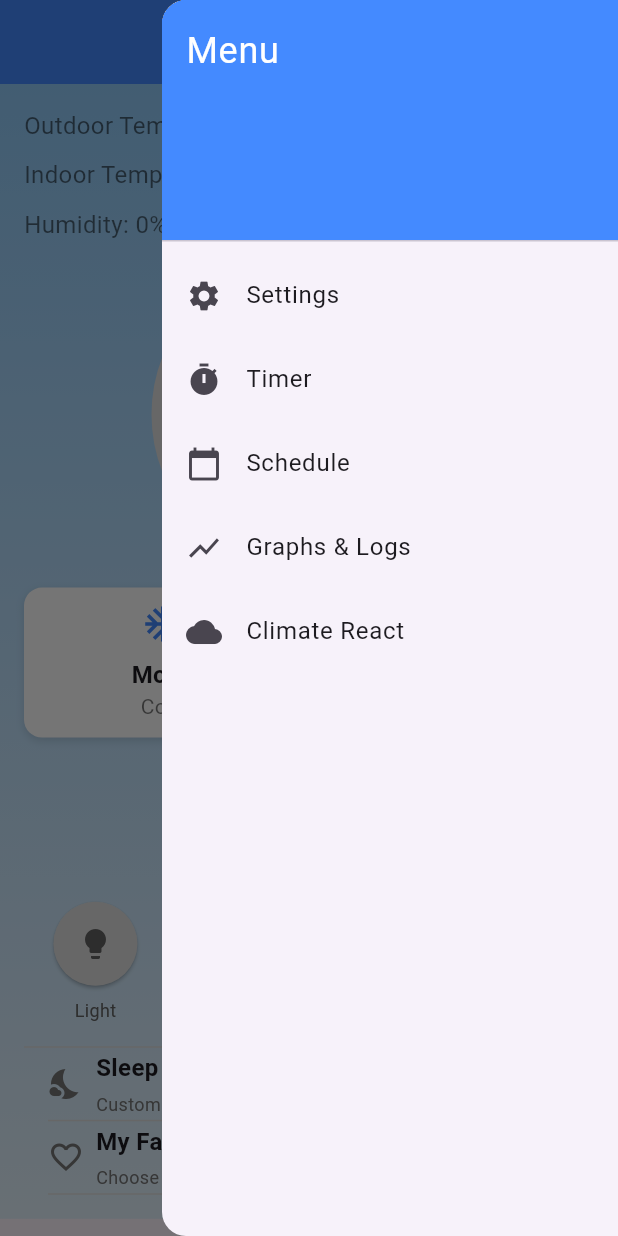
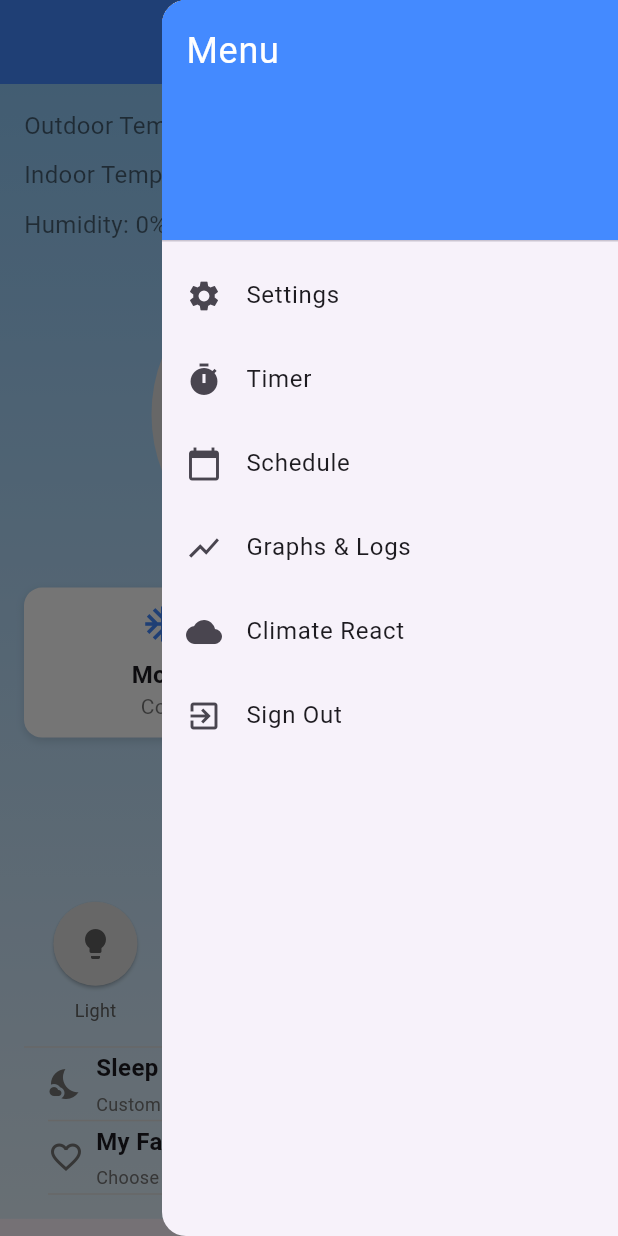
Before and after one commit to DavidNis/IOT_Project, a Flutter app: the SmartACControl screen opened directly, in the side drawer, after a tap on "Power", on a phone screen of 412 x 824 dp. Run offline on Flutter 3.47's test engine with Material 3 defaults, Android fonts, the phone set to English and light mode, and no system bars; our stand-ins replace firebase_auth, firebase_core, firebase_database, fl_chart, geolocator; accounts and stored records are empty.

Commit message:
Update smart_ac_control.dart

```diff
--- a/App/lib/Screens/smart_ac_control.dart
+++ b/App/lib/Screens/smart_ac_control.dart
@@ -1,5 +1,7 @@
+import 'dart:async';
 import 'package:flutter/material.dart';
 import 'package:firebase_database/firebase_database.dart';
+import 'package:firebase_auth/firebase_auth.dart';
 import '../Services/weather_service.dart';
 import '../widgets/temperature_control.dart';
 import '../widgets/feature_card.dart';
@@ -10,6 +12,7 @@ import '../Screens/schedule_screen.dart';
 import '../Screens/timer_screen.dart';
 import '../Screens/climate_react_screen.dart';
 import '../Screens/setting_screen.dart';
+import '../Screens/login_screen.dart';
 
 class SmartACControl extends StatefulWidget {
   @override
@@ -17,15 +20,16 @@ class SmartACControl extends StatefulWidget {
 }
 
 class _SmartACControlState extends State<SmartACControl> {
+  final List<TemperatureReading> _temperatureLog = [];
   final GlobalKey<ScaffoldState> _scaffoldKey = GlobalKey<ScaffoldState>();
 
-  double temperature = 24; // AC set temperature
+  double temperature = 24;       // AC set temperature
   double outdoorTemperature = 0; // Outdoor temperature fetched from API
-  double indoorTemperature = 0; // Indoor temperature from Firebase
-  double humidity = 0; // Indoor humidity from Firebase
+  double indoorTemperature = 0;  // Indoor temperature from Firebase
+  double humidity = 0;           // Indoor humidity from Firebase
   double ledBrightness = 50;
-  String mode = "Cool"; // Default mode
-  String fanSpeed = "Low"; // Default fan speed
+  String mode = "Cool";          // Default mode
+  String fanSpeed = "Low";       // Default fan speed
   bool sleepCurve = false;
   bool myFavorite = false;
   bool isPowerOn = true;
@@ -43,7 +47,10 @@ class _SmartACControlState extends State<SmartACControl> {
   String newFanSpeed = "Low";
   double newTemperature = 24;
 
+  // A list of Map entries, each containing a DateTime and temperature
   List<Map<String, dynamic>> temperatureLog = [];
+
+  Timer? _pollingTimer; // Timer to poll the set temperature from Firebase
 
   @override
   void initState() {
@@ -52,8 +59,21 @@ class _SmartACControlState extends State<SmartACControl> {
     fetchIndoorData();
     initializeTemperatureLog();
     _monitorMotionSensor();
+
+    // Start polling the user’s set temperature every 5 seconds
+    _pollingTimer = Timer.periodic(const Duration(seconds: 5), (_) {
+      _fetchSetTemperatureFromFirebase();
+    });
   }
 
+  @override
+  void dispose() {
+    // Cancel the timer when this widget is disposed
+    _pollingTimer?.cancel();
+    super.dispose();
+  }
+
+  // Fetch the current outdoor temperature from Weather API
   Future<void> fetchCurrentTemperature() async {
     double? temp = await WeatherService().getCurrentTemperature();
     if (temp != null) {
@@ -63,6 +83,7 @@ class _SmartACControlState extends State<SmartACControl> {
     }
   }
 
+  // Continuously listen for indoor temp & humidity from Firebase (DHT sensor)
   Future<void> fetchIndoorData() async {
     try {
       final DatabaseReference databaseRef = FirebaseDatabase.instance.ref();
@@ -70,7 +91,8 @@ class _SmartACControlState extends State<SmartACControl> {
       databaseRef.child("DHT/temperature").onValue.listen((event) {
         if (event.snapshot.exists) {
           setState(() {
-            indoorTemperature = double.tryParse(event.snapshot.value.toString()) ?? 0.0;
+            indoorTemperature =
+                double.tryParse(event.snapshot.value.toString()) ?? 0.0;
           });
         } else {
           print("Temperature data not found in the database.");
@@ -80,7 +102,8 @@ class _SmartACControlState extends State<SmartACControl> {
       databaseRef.child("DHT/humidity").onValue.listen((event) {
         if (event.snapshot.exists) {
           setState(() {
-            humidity = double.tryParse(event.snapshot.value.toString()) ?? 0.0;
+            humidity =
+                double.tryParse(event.snapshot.value.toString()) ?? 0.0;
           });
         } else {
           print("Humidity data not found in the database.");
@@ -91,29 +114,68 @@ class _SmartACControlState extends State<SmartACControl> {
     }
   }
 
+  // Initialize the log with some example data
   void initializeTemperatureLog() {
     temperatureLog.add({
-      'time': DateTime.now().subtract(Duration(hours: 1)),
-      'temperature': 23.5
+      'time': DateTime.now().subtract(const Duration(hours: 1)),
+      'temperature': 23.5,
     });
     temperatureLog.add({
       'time': DateTime.now(),
-      'temperature': 24.0
+      'temperature': 24.0,
     });
   }
 
+  // get the user’s set temperature from firebase under`transmitter/temp/value`
+  // and add it to `temperatureLog` every 5 seconds.
+  Future<void> _fetchSetTemperatureFromFirebase() async {
+    try {
+      final ref = FirebaseDatabase.instance.ref('transmitter/temp/value');
+      final snapshot = await ref.get();
+
+      if (snapshot.exists) {
+        final dataStr = snapshot.value.toString(); // e.g. "23.0"
+        final parsed = double.tryParse(dataStr);
+
+        if (parsed != null) {
+          setState(() {
+            // add new reading
+            _temperatureLog.add(
+              TemperatureReading(timestamp: DateTime.now(), value: parsed),
+            );
+
+            // if we have more than 60 items (for 5 min at 5-second intervals),
+            // remove the oldest item.
+            if (_temperatureLog.length > 60) {
+              _temperatureLog.removeAt(0);
+            }
+          });
+        }
+      }
+    } catch (e) {
+      debugPrint('Error fetching temperature: $e');
+    }
+  }
+
+  // Toggle the AC power on/off (IR code) via Firebase
   void _togglePower() async {
     setState(() {
       isPowerOn = !isPowerOn;
-      isManualOverride = true; // Set manual override to true when toggling power manually
+      isManualOverride = true;
     });
 
-    String hexCode = isPowerOn ? "F7C03F" : "F740BF"; // IR codes for power on/off
-    String hexValue = isPowerOn ? "On" : "Off"; // IR codes for power on/off
+    String hexCode = isPowerOn ? "F7C03F" : "F740BF";
+    String hexValue = isPowerOn ? "On" : "Off";
 
     try {
-      await FirebaseDatabase.instance.ref().child('transmitter/onOff/code').set(hexCode);
-      await FirebaseDatabase.instance.ref().child('transmitter/onOff/value').set(hexValue);
+      await FirebaseDatabase.instance
+          .ref()
+          .child('transmitter/onOff/code')
+          .set(hexCode);
+      await FirebaseDatabase.instance
+          .ref()
+          .child('transmitter/onOff/value')
+          .set(hexValue);
 
       print("Power command enqueued and value set: $hexCode");
     } catch (e) {
@@ -121,44 +183,68 @@ class _SmartACControlState extends State<SmartACControl> {
     }
   }
 
+  // Switch between Cool/Heat mode
   void _changeMode(String newMode) {
     setState(() {
       this.newMode = newMode;
     });
   }
 
+  // Switch fan speed between Low/High
   void _changeFanSpeed(String newFanSpeed) {
     setState(() {
       this.newFanSpeed = newFanSpeed;
     });
   }
 
-
+  // Change the user’s set temperature in Firebase + local state
   void _changeTemperature(double newTemperature) async {
     setState(() {
       this.newTemperature = newTemperature; // Update local state
     });
 
     // Generate the temperature hex code
-    String temperatureHexValue = "F7A" + newTemperature.toInt().toRadixString(16).toUpperCase();
+    String temperatureHexValue =
+        "F7A" + newTemperature.toInt().toRadixString(16).toUpperCase();
 
     try {
       // Update the Firebase nodes
-      await FirebaseDatabase.instance.ref().child('transmitter/temp/code').set(temperatureHexValue);
-      await FirebaseDatabase.instance.ref().child('transmitter/temp/value').set(newTemperature.toString());
+      await FirebaseDatabase.instance
+          .ref()
+          .child('transmitter/temp/code')
+          .set(temperatureHexValue);
+      await FirebaseDatabase.instance
+          .ref()
+          .child('transmitter/temp/value')
+          .set(newTemperature.toString());
     } catch (e) {
-      // Handle potential errors (e.g., Firebase write issues)
       print("Failed to update Firebase: $e");
     }
   }
 
+    void _signOut() async {
+    try {
+      await FirebaseAuth.instance.signOut(); // Sign out from Firebase
+      Navigator.pushReplacement(
+        context,
+        MaterialPageRoute(builder: (context) => LoginScreen()), // Go to LoginScreen
+      );
+    } catch (e) {
+      ScaffoldMessenger.of(context).showSnackBar(
+        SnackBar(content: Text('Error signing out: $e')),
+      );
+    }
+  }
+
+  /// Monitor the motion sensor to automatically turn off AC if no motion
   void _monitorMotionSensor() {
-    final DatabaseReference motionSensorRef = FirebaseDatabase.instance.ref().child('motionSensor/value');
+    final DatabaseReference motionSensorRef =
+        FirebaseDatabase.instance.ref().child('motionSensor/value');
     motionSensorRef.onValue.listen((event) {
       if (event.snapshot.value == 0) {
         if (!isMonitoring) {
           isMonitoring = true;
-          Future.delayed(Duration(seconds: 6), () {
+          Future.delayed(const Duration(seconds: 6), () {
             if (isMonitoring && !isManualOverride) {
               _turnOffAC();
             }
@@ -166,15 +252,22 @@ class _SmartACControlState extends State<SmartACControl> {
         }
       } else {
         isMonitoring = false;
-        isManualOverride = false; // Reset manual override when motion is detected
+        isManualOverride = false;
       }
     });
   }
 
+  /// Turn off AC via IR command
   Future<void> _turnOffAC() async {
     try {
-      await FirebaseDatabase.instance.ref().child('transmitter/onOff/code').set('F740BF'); // Directly set the value
-      await FirebaseDatabase.instance.ref().child('transmitter/onOff/value').set('Off'); // Directly set the value
+      await FirebaseDatabase.instance
+          .ref()
+          .child('transmitter/onOff/code')
+          .set('F740BF');
+      await FirebaseDatabase.instance
+          .ref()
+          .child('transmitter/onOff/value')
+          .set('Off');
 
       setState(() {
         isPowerOn = false;
@@ -185,23 +278,38 @@ class _SmartACControlState extends State<SmartACControl> {
     }
   }
 
+  /// Apply the current newMode, newFanSpeed, and newTemperature to Firebase
   Future<void> _applyChanges() async {
     try {
       // Update mode
       String modeHexValue = newMode == "Cool" ? "F7609F" : "F720DF";
-      await FirebaseDatabase.instance.ref().child('transmitter/mode/code').set(modeHexValue);
-      await FirebaseDatabase.instance.ref().child('transmitter/mode/value').set(newMode);
+      await FirebaseDatabase.instance
+          .ref()
+          .child('transmitter/mode/code')
+          .set(modeHexValue);
+      await FirebaseDatabase.instance
+          .ref()
+          .child('transmitter/mode/value')
+          .set(newMode);
 
       // Update fan speed
       String fanSpeedHexValue = newFanSpeed == "Low" ? "F728D7" : "F76897";
-      await FirebaseDatabase.instance.ref().child('transmitter/fanSpeed/code').set(fanSpeedHexValue);
-      await FirebaseDatabase.instance.ref().child('transmitter/fanSpeed/value').set(newFanSpeed);
+      await FirebaseDatabase.instance
+          .ref()
+          .child('transmitter/fanSpeed/code')
+          .set(fanSpeedHexValue);
+      await FirebaseDatabase.instance
+          .ref()
+          .child('transmitter/fanSpeed/value')
+          .set(newFanSpeed);
 
       // Update temperature
-      String temperatureHexValue = "F7A" + (newTemperature.toInt()).toRadixString(16).toUpperCase();
-      await FirebaseDatabase.instance.ref().child('transmitter/temp/code').set(temperatureHexValue);
-
-
+      String temperatureHexValue =
+          "F7A" + newTemperature.toInt().toRadixString(16).toUpperCase();
+      await FirebaseDatabase.instance
+          .ref()
+          .child('transmitter/temp/code')
+          .set(temperatureHexValue);
 
       // Apply changes to the main variables
       setState(() {
@@ -210,7 +318,8 @@ class _SmartACControlState extends State<SmartACControl> {
         temperature = newTemperature;
       });
 
-      print("Changes applied: Mode: $newMode, Fan Speed: $newFanSpeed, Temperature: $newTemperature");
+      //print(
+          //"Changes applied: Mode: $newMode, Fan Speed: $newFanSpeed, Temperature: $newTemperature");
     } catch (e) {
       print("Failed to apply changes: $e");
     }
@@ -221,12 +330,12 @@ class _SmartACControlState extends State<SmartACControl> {
     return Scaffold(
       key: _scaffoldKey,
       appBar: AppBar(
-        title: Text("Bedroom AC"),
+        title: const Text("Bedroom AC"),
         centerTitle: true,
         backgroundColor: Colors.blueAccent,
         actions: [
           IconButton(
-            icon: Icon(Icons.menu),
+            icon: const Icon(Icons.menu),
             onPressed: () {
               _scaffoldKey.currentState?.openEndDrawer();
             },
@@ -237,7 +346,7 @@ class _SmartACControlState extends State<SmartACControl> {
         child: ListView(
           padding: EdgeInsets.zero,
           children: [
-            DrawerHeader(
+            const DrawerHeader(
               decoration: BoxDecoration(
                 color: Colors.blueAccent,
               ),
@@ -250,8 +359,8 @@ class _SmartACControlState extends State<SmartACControl> {
               ),
             ),
             ListTile(
-              leading: Icon(Icons.settings),
-              title: Text('Settings'),
+              leading: const Icon(Icons.settings),
+              title: const Text('Settings'),
               onTap: () {
                 Navigator.pop(context); // Close the drawer
                 Navigator.push(
@@ -261,8 +370,8 @@ class _SmartACControlState extends State<SmartACControl> {
               },
             ),
             ListTile(
-              leading: Icon(Icons.timer),
-              title: Text('Timer'),
+              leading: const Icon(Icons.timer),
+              title: const Text('Timer'),
               onTap: () {
                 Navigator.pop(context);
                 Navigator.push(
@@ -277,8 +386,8 @@ class _SmartACControlState extends State<SmartACControl> {
               },
             ),
             ListTile(
-              leading: Icon(Icons.calendar_today),
-              title: Text('Schedule'),
+              leading: const Icon(Icons.calendar_today),
+              title: const Text('Schedule'),
               onTap: () {
                 Navigator.pop(context);
                 Navigator.push(
@@ -288,24 +397,23 @@ class _SmartACControlState extends State<SmartACControl> {
               },
             ),
             ListTile(
-              leading: Icon(Icons.show_chart),
-              title: Text('Graphs & Logs'),
+              leading: const Icon(Icons.show_chart),
+              title: const Text('Graphs & Logs'),
               onTap: () {
                 Navigator.pop(context);
                 Navigator.push(
                   context,
                   MaterialPageRoute(
                     builder: (context) => GraphsAndLogsScreen(
-                    initialTemperature: temperature,
-                    temperatureNotifier: ValueNotifier<double>(newTemperature),
+                      temperatureLog: _temperatureLog,
                     ),
                   ),
                 );
               },
             ),
             ListTile(
-              leading: Icon(Icons.cloud),
-              title: Text('Climate React'),
+              leading: const Icon(Icons.cloud),
+              title: const Text('Climate React'),
               onTap: () {
                 Navigator.pop(context);
                 Navigator.push(
@@ -314,6 +422,11 @@ class _SmartACControlState extends State<SmartACControl> {
                 );
               },
             ),
+            ListTile(
+              leading: const Icon(Icons.exit_to_app),
+              title: const Text('Sign Out'),
+              onTap: _signOut, // Sign out action
+            ),
           ],
         ),
       ),
@@ -321,9 +434,7 @@ class _SmartACControlState extends State<SmartACControl> {
         builder: (context, constraints) {
           return SingleChildScrollView(
             child: ConstrainedBox(
-              constraints: BoxConstraints(
-                minHeight: constraints.maxHeight,
-              ),
+              constraints: BoxConstraints(minHeight: constraints.maxHeight),
               child: IntrinsicHeight(
                 child: Column(
                   children: [
@@ -350,17 +461,20 @@ class _SmartACControlState extends State<SmartACControl> {
                                   children: [
                                     Text(
                                       "Outdoor Temperature: ${outdoorTemperature.toInt()}°C",
-                                      style: TextStyle(fontSize: 16, color: Colors.black54),
+                                      style: const TextStyle(
+                                          fontSize: 16, color: Colors.black54),
                                     ),
-                                    SizedBox(height: 10),
+                                    const SizedBox(height: 10),
                                     Text(
                                       "Indoor Temperature: ${indoorTemperature.toInt()}°C",
-                                      style: TextStyle(fontSize: 16, color: Colors.black54),
+                                      style: const TextStyle(
+                                          fontSize: 16, color: Colors.black54),
                                     ),
-                                    SizedBox(height: 10),
+                                    const SizedBox(height: 10),
                                     Text(
                                       "Humidity: ${humidity.toInt()}%",
-                                      style: TextStyle(fontSize: 16, color: Colors.black54),
+                                      style: const TextStyle(
+                                          fontSize: 16, color: Colors.black54),
                                     ),
                                   ],
                                 ),
@@ -372,7 +486,8 @@ class _SmartACControlState extends State<SmartACControl> {
                                         width: constraints.maxWidth * 0.15,
                                         height: constraints.maxWidth * 0.15,
                                         decoration: BoxDecoration(
-                                          color: isPowerOn ? Colors.blue : Colors.grey,
+                                          color:
+                                              isPowerOn ? Colors.blue : Colors.grey,
                                           shape: BoxShape.circle,
                                         ),
                                         child: Icon(
@@ -381,10 +496,11 @@ class _SmartACControlState extends State<SmartACControl> {
                                           size: constraints.maxWidth * 0.07,
                                         ),
                                       ),
-                                      SizedBox(height: 4),
-                                      Text(
+                                      const SizedBox(height: 4),
+                                      const Text(
                                         "Power",
-                                        style: TextStyle(fontSize: 12, color: Colors.black54),
+                                        style: TextStyle(
+                                            fontSize: 12, color: Colors.black54),
                                       ),
                                     ],
                                   ),
@@ -404,24 +520,26 @@ class _SmartACControlState extends State<SmartACControl> {
                               children: [
                                 Expanded(
                                   child: Container(
-                                    height: 100, // Adjust the height as needed
+                                    height: 100, // Adjust as needed
                                     child: FeatureCard(
                                       title: "Mode",
                                       value: newMode,
                                       icon: Icons.ac_unit,
-                                      onTap: () => _changeMode(newMode == "Cool" ? "Heat" : "Cool"),
+                                      onTap: () => _changeMode(
+                                          newMode == "Cool" ? "Heat" : "Cool"),
                                     ),
                                   ),
                                 ),
-                                SizedBox(width: 10), // Add some spacing between the cards
+                                const SizedBox(width: 10),
                                 Expanded(
                                   child: Container(
-                                    height: 100, // Adjust the height as needed
+                                    height: 100, // Adjust as needed
                                     child: FeatureCard(
                                       title: "Fan Speed",
                                       value: newFanSpeed,
                                       icon: Icons.air,
-                                      onTap: () => _changeFanSpeed(newFanSpeed == "Low" ? "High" : "Low"),
+                                      onTap: () => _changeFanSpeed(
+                                          newFanSpeed == "Low" ? "High" : "Low"),
                                     ),
                                   ),
                                 ),
@@ -431,10 +549,10 @@ class _SmartACControlState extends State<SmartACControl> {
                             ElevatedButton(
                               onPressed: _applyChanges,
                               style: ElevatedButton.styleFrom(
-                                backgroundColor: Colors.white, // Background color
-                                foregroundColor: Colors.black, // Text color
+                                backgroundColor: Colors.white,
+                                foregroundColor: Colors.black,
                               ),
-                              child: Text('Change'),
+                              child: const Text('Change'),
                             ),
                             SizedBox(height: constraints.maxHeight * 0.06),
                             Row(
@@ -466,7 +584,8 @@ class _SmartACControlState extends State<SmartACControl> {
                                   isActive: horizontalSwingActive,
                                   onPressed: () {
                                     setState(() {
-                                      horizontalSwingActive = !horizontalSwingActive;
+                                      horizontalSwingActive =
+                                          !horizontalSwingActive;
                                     });
                                   },
                                 ),
@@ -485,12 +604,14 @@ class _SmartACControlState extends State<SmartACControl> {
                             SizedBox(height: constraints.maxHeight * 0.02),
                             Divider(height: 1, color: Colors.grey[300]),
                             Padding(
-                              padding: const EdgeInsets.symmetric(horizontal: 16.0), // Add horizontal padding
+                              padding:
+                                  const EdgeInsets.symmetric(horizontal: 16.0),
                               child: Column(
                                 children: [
                                   ToggleRow(
                                     label: "Sleep Curve",
-                                    description: "Customizes temperature and sleep times",
+                                    description:
+                                        "Customizes temperature and sleep times",
                                     icon: Icons.nights_stay,
                                     value: sleepCurve,
                                     onChanged: (value) {
@@ -502,7 +623,8 @@ class _SmartACControlState extends State<SmartACControl> {
                                   Divider(height: 1, color: Colors.grey[300]),
                                   ToggleRow(
                                     label: "My Favorite",
-                                    description: "Choose your favorite settings",
+                                    description:
+                                        "Choose your favorite settings",
                                     icon: Icons.favorite_border,
                                     value: myFavorite,
                                     onChanged: (value) {
```
